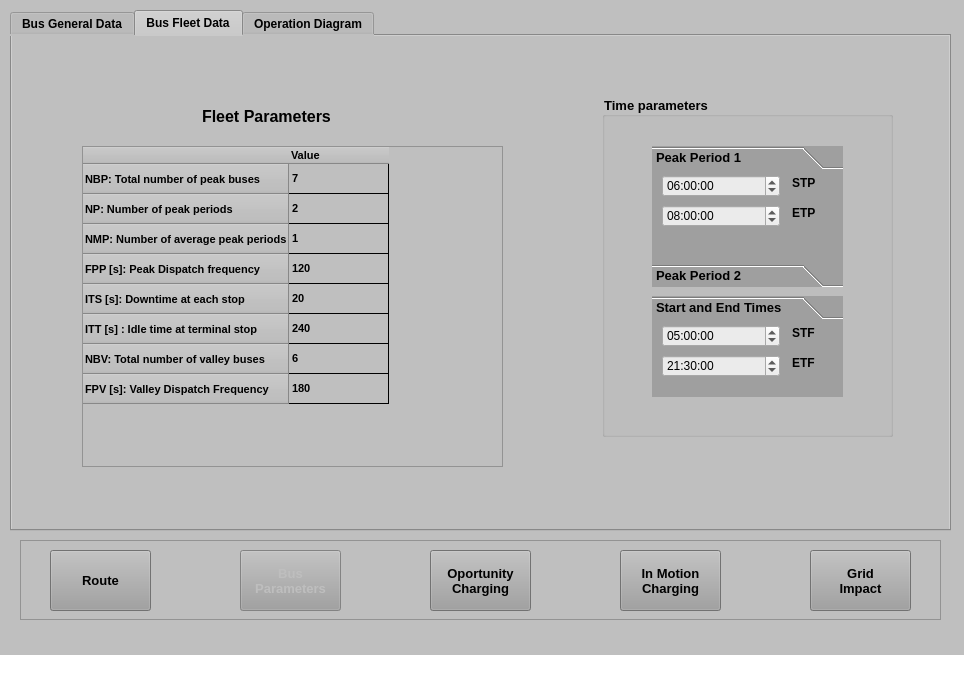
First picture: the form in UI/InterfaceBus.ui, repository Potter-Gryffindor/Proyecto-Final, before the edit.
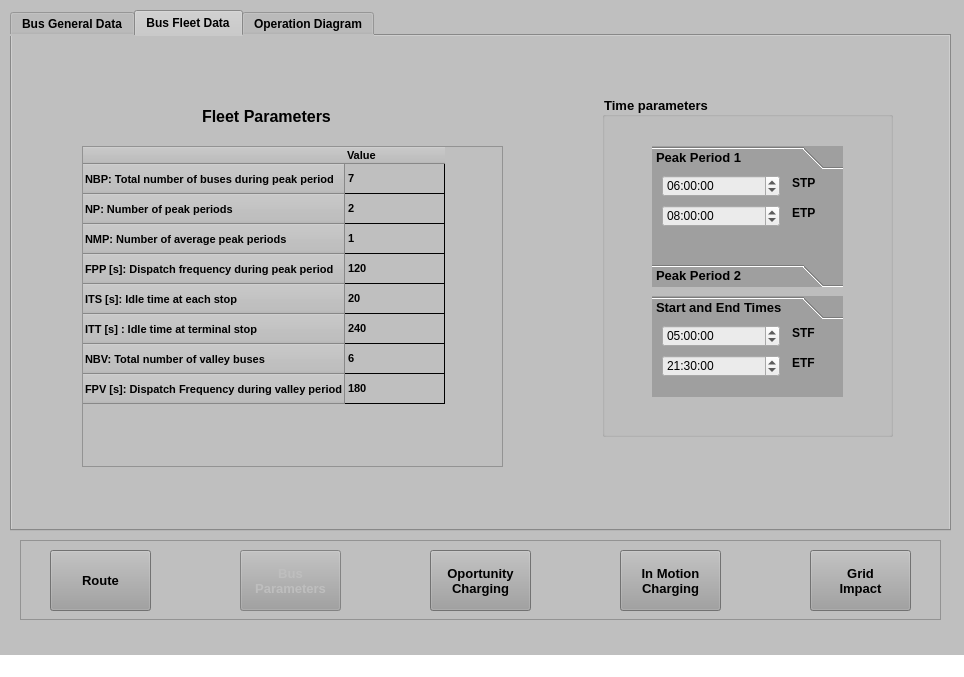
Second picture: the form after the edit. The open tabs and pages were chosen to show the change. Icons and pictures are not drawn.

Commit message: Prediseño V.2

```diff
--- a/UI/InterfaceBus.ui
+++ b/UI/InterfaceBus.ui
@@ -1363,7 +1363,7 @@
       </property>
       <row>
        <property name="text">
-        <string>NBP: Total number of peak buses</string>
+        <string>NBP: Total number of buses during peak period</string>
        </property>
        <property name="font">
         <font>
@@ -1402,7 +1402,7 @@
       </row>
       <row>
        <property name="text">
-        <string>FPP [s]: Peak Dispatch frequency</string>
+        <string>FPP [s]: Dispatch frequency during peak period</string>
        </property>
        <property name="font">
         <font>
@@ -1415,7 +1415,7 @@
       </row>
       <row>
        <property name="text">
-        <string>ITS [s]: Downtime at each stop </string>
+        <string>ITS [s]: Idle time at each stop </string>
        </property>
        <property name="font">
         <font>
@@ -1454,7 +1454,7 @@
       </row>
       <row>
        <property name="text">
-        <string>FPV [s]: Valley Dispatch Frequency</string>
+        <string>FPV [s]: Dispatch Frequency during valley period</string>
        </property>
        <property name="font">
         <font>
```
Left out of the diff: 4 changed lines with no effect on the pictures.
